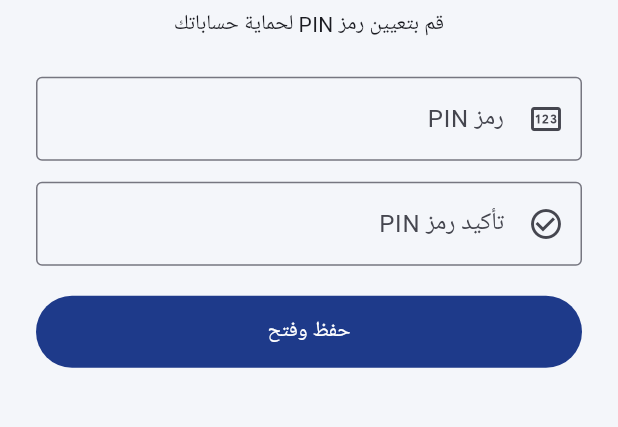
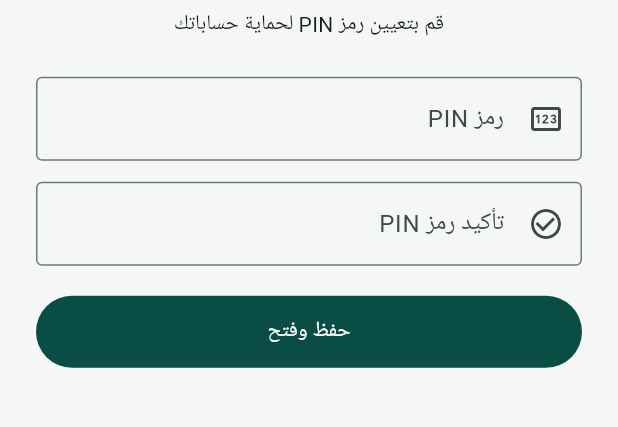
Before and after one commit to cinemainf-rgb/wifi_by_sms, a Flutter app: the LockScreen screen opened directly, on a phone screen of 412 x 824 dp, the part 515-942 px from its top. Run offline on Flutter 3.47's test engine with Material 3 defaults, Android fonts, the phone set to English and light mode, and no system bars; our stand-ins replace flutter_secure_storage, local_auth, sqflite_sqlcipher; missing offline and left inert: cryptography; accounts and stored records are empty; Roboto replaces fonts that are missing (Cairo).

Commit message:
Update theme colors and customize AppBar and buttons

```diff
--- a/lib/theme/app_theme.dart
+++ b/lib/theme/app_theme.dart
@@ -1,20 +1,43 @@
 import 'package:flutter/material.dart';
 
 class AppTheme {
-  static const Color primaryIndigo = Color(0xFF1E3A8A);
-  static const Color secondaryTeal = Color(0xFF0F766E);
+  // ألوان مستوحاة من تطبيق Fazlaka Pay (الأول)
+  static const Color primaryDarkGreen = Color(0xFF0A4D44); // الأخضر الغامق (الرئيسي)
+  static const Color secondaryMint = Color(0xFF80E5D0);    // الأخضر الفاتح (النعناعي)
+  static const Color bgColor = Color(0xFFF4F7F6);          // لون الخلفية الفاتح
+  static const Color darkBgColor = Color(0xFF121A1A);      // لون الخلفية الداكن
 
   static ThemeData lightTheme = ThemeData(
     useMaterial3: true,
     brightness: Brightness.light,
     fontFamily: 'Cairo',
     colorScheme: ColorScheme.fromSeed(
-      seedColor: primaryIndigo,
-      primary: primaryIndigo,
-      secondary: secondaryTeal,
+      seedColor: primaryDarkGreen,
+      primary: primaryDarkGreen,
+      secondary: secondaryMint,
+      background: bgColor,
       brightness: Brightness.light,
     ),
-    scaffoldBackgroundColor: const Color(0xFFF4F6FA),
+    scaffoldBackgroundColor: bgColor,
+
+    // تخصيص شكل الـ AppBar عشان يبقى زي الأول
+    appBarTheme: const AppBarTheme(
+      backgroundColor: primaryDarkGreen,
+      foregroundColor: Colors.white,
+      centerTitle: true,
+      elevation: 0,
+    ),
+
+    // تخصيص الأزرار
+    elevatedButtonTheme: ElevatedButtonThemeData(
+      style: ElevatedButton.styleFrom(
+        backgroundColor: primaryDarkGreen,
+        foregroundColor: Colors.white,
+        shape: RoundedRectangleBorder(
+          borderRadius: BorderRadius.circular(12),
+        ),
+      ),
+    ),
   );
 
   static ThemeData darkTheme = ThemeData(
@@ -22,11 +45,18 @@ class AppTheme {
     brightness: Brightness.dark,
     fontFamily: 'Cairo',
     colorScheme: ColorScheme.fromSeed(
-      seedColor: primaryIndigo,
-      primary: const Color(0xFF60A5FA),
-      secondary: const Color(0xFF2DD4BF),
+      seedColor: primaryDarkGreen,
+      primary: primaryDarkGreen,
+      secondary: secondaryMint,
+      background: darkBgColor,
       brightness: Brightness.dark,
     ),
-    scaffoldBackgroundColor: const Color(0xFF0F172A),
+    scaffoldBackgroundColor: darkBgColor,
+    appBarTheme: const AppBarTheme(
+      backgroundColor: primaryDarkGreen,
+      foregroundColor: Colors.white,
+      centerTitle: true,
+      elevation: 0,
+    ),
   );
 }
```
